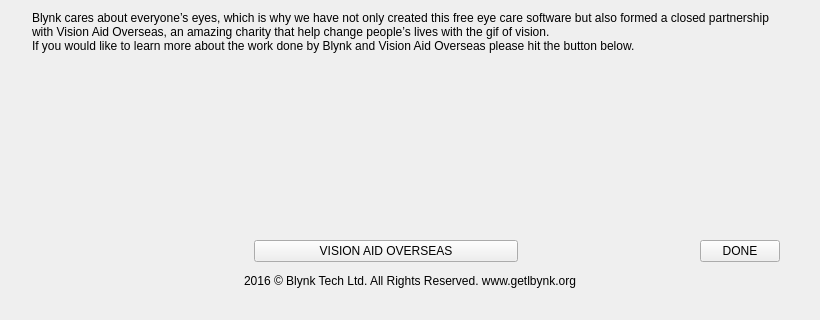
Before: the Qt Designer form blynk/aboutwindow.ui in flegall2014/Blynk, drawn with Qt 5; both pictures show x 0 to 820 and y 500 to 820 of the 820 by 820 pixel window.
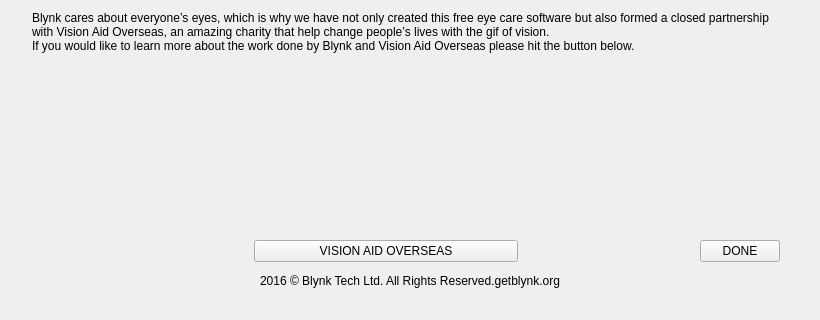
After: the same form once the commit is applied. Icons and pictures are not drawn. Custom widgets are drawn as their Qt base class.

What changed in the file:
```diff
--- a/blynk/aboutwindow.ui
+++ b/blynk/aboutwindow.ui
@@ -244,7 +244,7 @@
    <item row="11" column="0">
     <widget class="QLabel" name="wCopyRightLabel">
      <property name="text">
-      <string>2016 © Blynk Tech Ltd. All Rights Reserved. www.getlbynk.org</string>
+      <string>2016 © Blynk Tech Ltd. All Rights Reserved.getblynk.org</string>
      </property>
      <property name="alignment">
       <set>Qt::AlignCenter</set>
```
